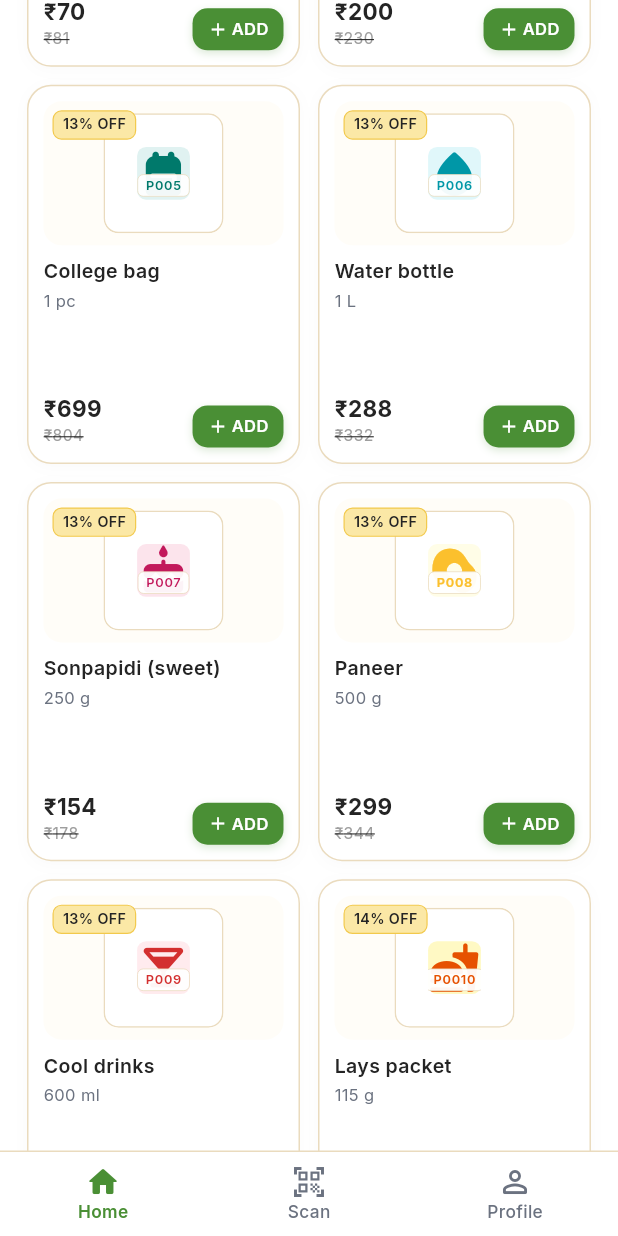
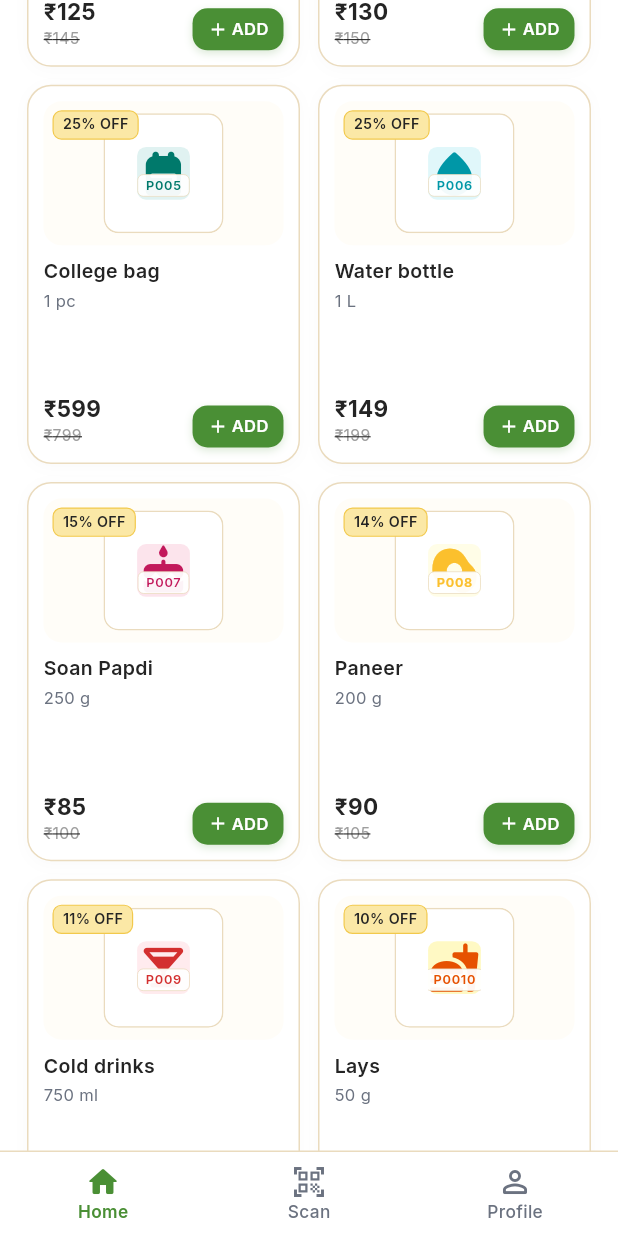
Before and after one commit to reshmakalidindi/FlashCart, a Flutter app: the HomeScreen screen opened directly, scrolled down 1152 dp, on a phone screen of 412 x 824 dp. Run offline on Flutter 3.47's test engine with Material 3 defaults, Android fonts, the phone set to English and light mode, and no system bars; our stand-ins replace firebase_auth, firebase_core, google_fonts, qr_flutter; missing offline and left inert: mobile_scanner; accounts and stored records are empty; network calls fail; statements that could not run were skipped.

Commit message:
feat: replace placeholder icons with real product images and update catalog pricing

```diff
--- a/lib/models/product.dart
+++ b/lib/models/product.dart
@@ -5,6 +5,7 @@ class Product {
   final String name;
   final String barcode;
   final double price;
+  final double originalPrice;
   final String weight;
   final String unit;
   final String category;
@@ -21,6 +22,7 @@ class Product {
     required this.name,
     required this.barcode,
     required this.price,
+    this.originalPrice = 0.0,
     required this.weight,
     required this.unit,
     required this.category,
@@ -33,6 +35,13 @@ class Product {
     this.storeId = 'STORE_DMART_001',
   });
 
+  double get effectiveOriginalPrice =>
+      (originalPrice > price) ? originalPrice : (price * 1.15).ceilToDouble();
+
+  int get discountPercent => (effectiveOriginalPrice > price)
+      ? (((effectiveOriginalPrice - price) / effectiveOriginalPrice) * 100).round()
+      : 0;
+
   factory Product.fromMap(Map<String, dynamic> map, String docId) {
     final effectiveId = docId.isNotEmpty
         ? docId
@@ -43,12 +52,16 @@ class Product {
     final price = rawPrice > 0
         ? rawPrice
         : AppConstants.getAuthoritativePrice(effectiveId.isNotEmpty ? effectiveId : barcode, rawPrice);
+    final origPrice = (map['originalPrice'] as num?)?.toDouble() ??
+        (map['original_price'] as num?)?.toDouble() ??
+        0.0;
 
     return Product(
       id: effectiveId,
       name: map['name'] ?? '',
       barcode: barcode,
       price: price,
+      originalPrice: origPrice,
       weight: map['weight'] ?? '',
       unit: map['unit'] ?? '',
       category: map['category'] ?? 'General',
@@ -74,11 +87,16 @@ class Product {
         ? rawPrice
         : AppConstants.getAuthoritativePrice(id.isNotEmpty ? id : barcode, rawPrice);
 
+    final origPrice = (json['original_price'] as num?)?.toDouble() ??
+        (json['originalPrice'] as num?)?.toDouble() ??
+        0.0;
+
     return Product(
       id: id,
       name: json['name'] ?? '',
       barcode: barcode,
       price: price,
+      originalPrice: origPrice,
       weight: json['weight'] ?? '',
       unit: json['unit'] ?? '',
       category: json['category'] ?? 'General',
@@ -97,6 +115,7 @@ class Product {
       'name': name,
       'barcode': barcode,
       'price': price,
+      'originalPrice': originalPrice,
       'weight': weight,
       'unit': unit,
       'category': category,
@@ -115,6 +134,7 @@ class Product {
     String? name,
     String? barcode,
     double? price,
+    double? originalPrice,
     String? weight,
     String? unit,
     String? category,
@@ -131,6 +151,7 @@ class Product {
       name: name ?? this.name,
       barcode: barcode ?? this.barcode,
       price: price ?? this.price,
+      originalPrice: originalPrice ?? this.originalPrice,
       weight: weight ?? this.weight,
       unit: unit ?? this.unit,
       category: category ?? this.category,
--- a/lib/screens/product_details_screen.dart
+++ b/lib/screens/product_details_screen.dart
@@ -5,6 +5,7 @@ import '../providers/cart_provider.dart';
 import '../utils/constants.dart';
 import '../widgets/price_text.dart';
 import '../widgets/primary_button.dart';
+import '../widgets/product_thumbnail.dart';
 import 'cart_screen.dart';
 
 class ProductDetailsScreen extends StatefulWidget {
@@ -90,19 +91,11 @@ class _ProductDetailsScreenState extends State<ProductDetailsScreen> {
                       width: 160,
                       height: 160,
                       color: AppColors.background,
-                      child: Image.network(
-                        product.imageUrl,
-                        fit: BoxFit.cover,
-                        errorBuilder: (context, error, stackTrace) {
-                          return Container(
-                            color: AppColors.primaryLight,
-                            child: const Icon(
-                              Icons.shopping_bag_outlined,
-                              color: AppColors.primary,
-                              size: 72,
-                            ),
-                          );
-                        },
+                      child: ProductThumbnail(
+                        product: product,
+                        size: 160,
+                        borderRadius: 20,
+                        preferPhoto: true,
                       ),
                     ),
                   ),
--- a/lib/utils/constants.dart
+++ b/lib/utils/constants.dart
@@ -62,10 +62,11 @@ class AppConstants {
       'name': 'Maggi',
       'barcode': 'FLASHCART-P001',
       'price': 20.0,
+      'originalPrice': 23.0,
       'weight': '70 g',
       'unit': 'g',
       'category': 'Instant Food',
-      'imageUrl': 'assets/product_qrs/P001.png',
+      'imageUrl': 'assets/products/maggi.png',
       'description': 'Maggi 2-Minute Masala Noodles.',
       'stock': 100,
       'taxPercentage': 5.0,
@@ -78,10 +79,11 @@ class AppConstants {
       'name': 'Biscuit packets',
       'barcode': 'FLASHCART-P002',
       'price': 15.0,
+      'originalPrice': 18.0,
       'weight': '100 g',
       'unit': 'g',
       'category': 'Biscuits & Snacks',
-      'imageUrl': 'assets/product_qrs/P002.png',
+      'imageUrl': 'assets/products/biscuits.png',
       'description': 'Crispy tea-time biscuit packet.',
       'stock': 150,
       'taxPercentage': 5.0,
@@ -93,11 +95,12 @@ class AppConstants {
       'productId': 'P003',
       'name': 'Surf Excel',
       'barcode': 'FLASHCART-P003',
-      'price': 70.0,
+      'price': 125.0,
+      'originalPrice': 145.0,
       'weight': '500 g',
       'unit': 'g',
       'category': 'Household & Cleaning',
-      'imageUrl': 'assets/product_qrs/P003.png',
+      'imageUrl': 'assets/products/surf_excel.png',
       'description': 'Surf Excel detergent powder for stain removal.',
       'stock': 80,
       'taxPercentage': 18.0,
@@ -109,11 +112,12 @@ class AppConstants {
       'productId': 'P004',
       'name': 'Stationery',
       'barcode': 'FLASHCART-P004',
-      'price': 200.0,
+      'price': 130.0,
+      'originalPrice': 150.0,
       'weight': '1 Set',
       'unit': 'set',
       'category': 'Stationery',
-      'imageUrl': 'assets/product_qrs/P004.png',
+      'imageUrl': 'assets/products/stationery.png',
       'description': 'Essential student stationery pack.',
       'stock': 60,
       'taxPercentage': 12.0,
@@ -125,11 +129,12 @@ class AppConstants {
       'productId': 'P005',
       'name': 'College bag',
       'barcode': 'FLASHCART-P005',
-      'price': 699.0,
+      'price': 599.0,
+      'originalPrice': 799.0,
       'weight': '1 pc',
       'unit': 'pc',
       'category': 'Luggage & Bags',
-      'imageUrl': 'assets/product_qrs/P005.png',
+      'imageUrl': '',
       'description': 'Durable lightweight backpack for college and work.',
       'stock': 40,
       'taxPercentage': 18.0,
@@ -141,11 +146,12 @@ class AppConstants {
       'productId': 'P006',
       'name': 'Water bottle',
       'barcode': 'FLASHCART-P006',
-      'price': 288.0,
+      'price': 149.0,
+      'originalPrice': 199.0,
       'weight': '1 L',
       'unit': 'L',
       'category': 'Home & Kitchen',
-      'imageUrl': 'assets/product_qrs/P006.png',
+      'imageUrl': '',
       'description': 'BPA-free insulated water bottle.',
       'stock': 75,
       'taxPercentage': 12.0,
@@ -155,13 +161,14 @@ class AppConstants {
     },
     {
       'productId': 'P007',
-      'name': 'Sonpapidi (sweet)',
+      'name': 'Soan Papdi',
       'barcode': 'FLASHCART-P007',
-      'price': 154.0,
+      'price': 85.0,
+      'originalPrice': 100.0,
       'weight': '250 g',
       'unit': 'g',
       'category': 'Sweets',
-      'imageUrl': 'assets/product_qrs/P007.png',
+      'imageUrl': '',
       'description': 'Traditional flaky soan papdi sweet treat.',
       'stock': 90,
       'taxPercentage': 5.0,
@@ -173,11 +180,12 @@ class AppConstants {
       'productId': 'P008',
       'name': 'Paneer',
       'barcode': 'FLASHCART-P008',
-      'price': 299.0,
-      'weight': '500 g',
+      'price': 90.0,
+      'originalPrice': 105.0,
+      'weight': '200 g',
       'unit': 'g',
       'category': 'Dairy',
-      'imageUrl': 'assets/product_qrs/P008.png',
+      'imageUrl': '',
       'description': 'Fresh dairy cottage cheese paneer block.',
       'stock': 50,
       'taxPercentage': 5.0,
@@ -187,13 +195,14 @@ class AppConstants {
     },
     {
       'productId': 'P009',
-      'name': 'Cool drinks',
+      'name': 'Cold drinks',
       'barcode': 'FLASHCART-P009',
       'price': 40.0,
-      'weight': '600 ml',
+      'originalPrice': 45.0,
+      'weight': '750 ml',
       'unit': 'ml',
       'category': 'Beverages',
-      'imageUrl': 'assets/product_qrs/P009.png',
+      'imageUrl': '',
       'description': 'Chilled carbonated refreshment drink.',
       'stock': 120,
       'taxPercentage': 12.0,
@@ -203,13 +212,14 @@ class AppConstants {
     },
     {
       'productId': 'P0010',
-      'name': 'Lays packet',
+      'name': 'Lays',
       'barcode': 'FLASHCART-P0010',
-      'price': 50.0,
-      'weight': '115 g',
+      'price': 18.0,
+      'originalPrice': 20.0,
+      'weight': '50 g',
       'unit': 'g',
       'category': 'Biscuits & Snacks',
-      'imageUrl': 'assets/product_qrs/P0010.png',
+      'imageUrl': '',
       'description': 'Classic salted crispy potato chips.',
       'stock': 110,
       'taxPercentage': 12.0,
--- a/lib/widgets/product_card.dart
+++ b/lib/widgets/product_card.dart
@@ -36,8 +36,8 @@ class ProductCard extends StatelessWidget {
       orElse: () => null,
     );
     final int qtyInCart = inCartItem?.quantity ?? 0;
-    final double discount = _getCalculatedDiscountPercent();
-    final double mrp = (product.price * 1.15).ceilToDouble();
+    final double discount = product.discountPercent.toDouble();
+    final double mrp = product.effectiveOriginalPrice;
 
     return InkWell(
       onTap: onTap ?? () => _showProductDetailsModal(context),
@@ -76,6 +76,7 @@ class ProductCard extends StatelessWidget {
                         product: product,
                         size: 80,
                         borderRadius: 10,
+                        preferPhoto: true,
                       ),
                     ),
                   ),
--- a/lib/widgets/product_thumbnail.dart
+++ b/lib/widgets/product_thumbnail.dart
@@ -17,14 +17,12 @@ class ProductThumbnail extends StatelessWidget {
     required this.product,
     this.size = 72,
     this.borderRadius = 14,
-    this.preferPhoto = false,
+    this.preferPhoto = true,
   });
 
   static String? _getAssetPhotoPath(String id, String rawImageUrl) {
-    // Only return non-QR local assets if explicitly provided and not a QR code
     if (rawImageUrl.startsWith('assets/') &&
-        !rawImageUrl.contains('product_qrs') &&
-        !rawImageUrl.contains('P00')) {
+        !rawImageUrl.contains('product_qrs')) {
       return rawImageUrl;
     }
     return null;
@@ -144,20 +142,26 @@ class ProductThumbnail extends StatelessWidget {
     Widget imageContent;
 
     if (preferPhoto && assetPath != null) {
-      imageContent = Image.asset(
+      imageContent = Padding(
+        padding: const EdgeInsets.all(4.0),
+        child: Image.asset(
           assetPath,
           width: size,
           height: size,
           fit: BoxFit.contain,
           errorBuilder: (ctx, err, stack) => _buildPlaceholder(visuals),
+        ),
       );
     } else if (preferPhoto && hasNetworkUrl) {
-      imageContent = Image.network(
+      imageContent = Padding(
+        padding: const EdgeInsets.all(4.0),
+        child: Image.network(
           product.imageUrl,
           width: size,
           height: size,
-        fit: BoxFit.cover,
+          fit: BoxFit.contain,
           errorBuilder: (ctx, err, stack) => _buildPlaceholder(visuals),
+        ),
       );
     } else {
       imageContent = _buildPlaceholder(visuals);
--- a/pubspec.yaml
+++ b/pubspec.yaml
@@ -66,6 +66,7 @@ flutter:
   uses-material-design: true
   assets:
     - assets/
+    - assets/products/
     - assets/product_qrs/
     - assets/categories/
 
```
Also changed, not shown: assets/biscuits.png (added), assets/maggi.png (added), assets/products/biscuits.png (added), assets/products/maggi.png (added), assets/products/stationery.png (added), assets/products/surf_excel.png (added), assets/stationery.png (added), assets/surf_excel.png (added). Lines whose indentation alone changed are shown as unchanged.
